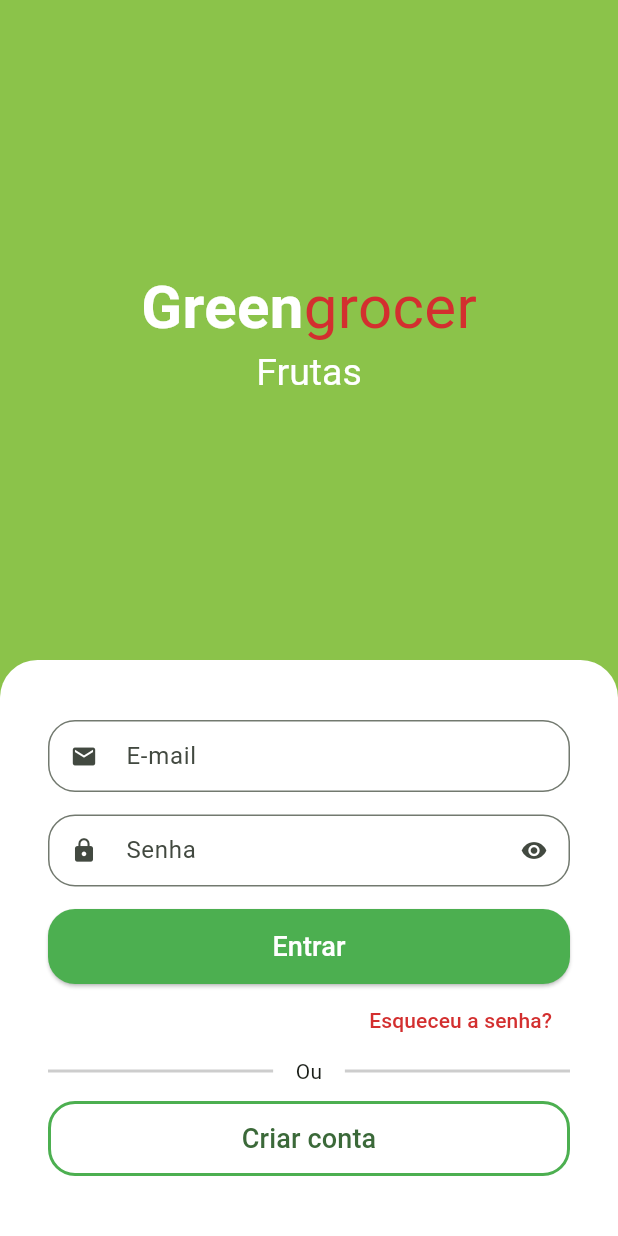
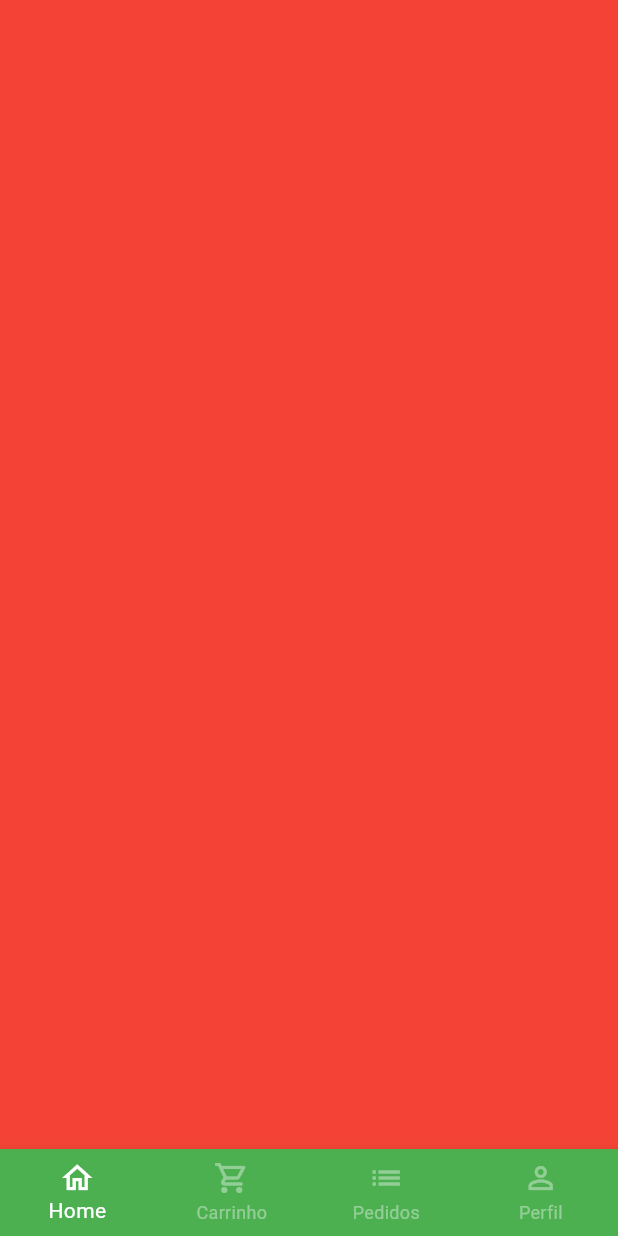
Before and after one commit to LMThomaz/greengrocer, a Flutter app: the screen it shows after launch, after a tap on "Entrar", on a phone screen of 412 x 824 dp. Run offline on Flutter 3.47's test engine with Material 2 defaults, Android fonts, the phone set to English and light mode, and no system bars; drawn by our look-alikes of animated_text_kit; our stand-ins replace mask_text_input_formatter.

Commit message:
create screen base and BottomNavigationBar

```diff
--- a/lib/src/auth/sign_in_screen.dart
+++ b/lib/src/auth/sign_in_screen.dart
@@ -2,6 +2,7 @@ import 'package:animated_text_kit/animated_text_kit.dart';
 import 'package:flutter/material.dart';
 import 'package:greengrocer/src/auth/components/custom_text_field.dart';
 import 'package:greengrocer/src/auth/sign_up_screen.dart';
+import 'package:greengrocer/src/base/base_screen.dart';
 import 'package:greengrocer/src/config/custom_colors.dart';
 
 class SignInScreen extends StatelessWidget {
@@ -104,7 +105,13 @@ class SignInScreen extends StatelessWidget {
                     SizedBox(
                       height: 50,
                       child: ElevatedButton(
-                        onPressed: () {},
+                        onPressed: () {
+                          Navigator.of(context).pushReplacement(
+                            MaterialPageRoute(builder: (c) {
+                              return const BaseScreen();
+                            }),
+                          );
+                        },
                         style: ElevatedButton.styleFrom(
                           shape: RoundedRectangleBorder(
                             borderRadius: BorderRadius.circular(18),
--- /dev/null
+++ b/lib/src/base/base_screen.dart
@@ -0,0 +1,38 @@
+import 'package:flutter/material.dart';
+
+class BaseScreen extends StatelessWidget {
+  const BaseScreen({super.key});
+
+  @override
+  Widget build(BuildContext context) {
+    return Scaffold(
+      body: Container(
+        color: Colors.red,
+      ),
+      bottomNavigationBar: BottomNavigationBar(
+        type: BottomNavigationBarType.fixed,
+        backgroundColor: Colors.green,
+        selectedItemColor: Colors.white,
+        unselectedItemColor: Colors.white.withAlpha(100),
+        items: const [
+          BottomNavigationBarItem(
+            icon: Icon(Icons.home_outlined),
+            label: 'Home',
+          ),
+          BottomNavigationBarItem(
+            icon: Icon(Icons.shopping_cart_outlined),
+            label: 'Carrinho',
+          ),
+          BottomNavigationBarItem(
+            icon: Icon(Icons.list),
+            label: 'Pedidos',
+          ),
+          BottomNavigationBarItem(
+            icon: Icon(Icons.person_outline),
+            label: 'Perfil',
+          ),
+        ],
+      ),
+    );
+  }
+}
```
